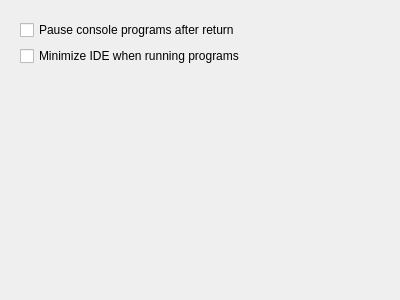
Before: the Qt Designer form RedPandaIDE/settingsdialog/executorgeneralwidget.ui in royqh1979/RedPanda-CPP, drawn with Qt 5.
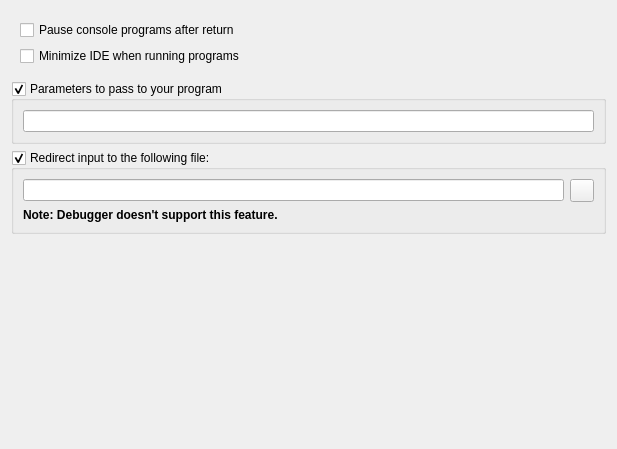
After: the same form once the commit is applied. Icons and pictures are not drawn.

Commit message: - enhancement: paint color editor use system palette's disabled group color  - fix: add watch not work when there's no editor openned;  - enhancement: rainbow parenthesis  - enhancement: run executable with parameters

What changed in the file:
```diff
--- a/RedPandaIDE/settingsdialog/executorgeneralwidget.ui
+++ b/RedPandaIDE/settingsdialog/executorgeneralwidget.ui
@@ -6,8 +6,8 @@
    <rect>
     <x>0</x>
     <y>0</y>
-    <width>400</width>
-    <height>300</height>
+    <width>617</width>
+    <height>449</height>
    </rect>
   </property>
   <property name="windowTitle">
@@ -47,7 +47,22 @@
      </property>
     </spacer>
    </item>
-   <item row="1" column="0">
+   <item row="1" column="0" colspan="2">
+    <widget class="QGroupBox" name="grpExecuteParameters">
+     <property name="title">
+      <string>Parameters to pass to your program</string>
+     </property>
+     <property name="checkable">
+      <bool>true</bool>
+     </property>
+     <layout class="QHBoxLayout" name="horizontalLayout">
+      <item>
+       <widget class="QLineEdit" name="txtExecuteParamaters"/>
+      </item>
+     </layout>
+    </widget>
+   </item>
+   <item row="3" column="0">
     <spacer name="verticalSpacer">
      <property name="orientation">
       <enum>Qt::Vertical</enum>
@@ -60,6 +75,45 @@
      </property>
     </spacer>
    </item>
+   <item row="2" column="0" colspan="2">
+    <widget class="QGroupBox" name="grpRedirectInput">
+     <property name="title">
+      <string>Redirect input to the following file:</string>
+     </property>
+     <property name="checkable">
+      <bool>true</bool>
+     </property>
+     <layout class="QGridLayout" name="gridLayout_2">
+      <item row="0" column="1">
+       <widget class="QLineEdit" name="txtRedirectInputFile"/>
+      </item>
+      <item row="0" column="2">
+       <widget class="QToolButton" name="btnBrowse">
+        <property name="text">
+         <string/>
+        </property>
+        <property name="icon">
+         <iconset resource="../icons.qrc">
+          <normaloff>:/icons/images/newlook24/053-open.png</normaloff>:/icons/images/newlook24/053-open.png</iconset>
+        </property>
+       </widget>
+      </item>
+      <item row="1" column="1" colspan="2">
+       <widget class="QLabel" name="label">
+        <property name="font">
+         <font>
+          <weight>75</weight>
+          <bold>true</bold>
+         </font>
+        </property>
+        <property name="text">
+         <string>Note: Debugger doesn't support this feature.</string>
+        </property>
+       </widget>
+      </item>
+     </layout>
+    </widget>
+   </item>
   </layout>
  </widget>
  <resources/>
```
Left out of the diff: 4 changed lines with no effect on the pictures. The commit also changes 15 other files.
